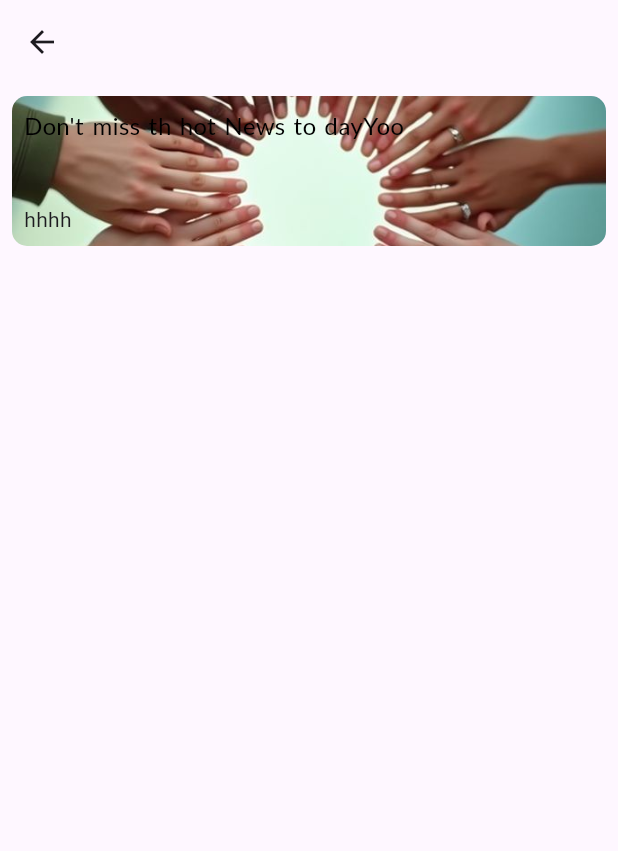
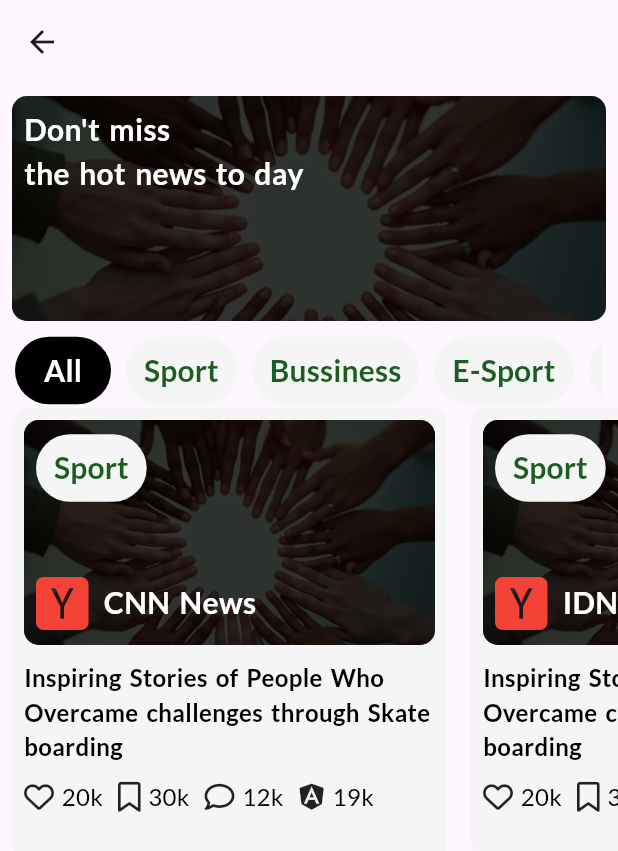
Before and after one commit to TWARIQABDUL/connect_app, a Flutter app: the HomePage screen opened by its route, on a phone screen of 412 x 824 dp. Shown: the top 851 px of the screen. Run offline on Flutter 3.47's test engine with Material 3 defaults, Android fonts, the phone set to English and light mode, and no system bars; our stand-ins replace flutter_form_builder, font_awesome_flutter, get, google_fonts.

Commit message:
[Feature] added Home page and

```diff
--- a/lib/pages/home.dart
+++ b/lib/pages/home.dart
@@ -1,4 +1,6 @@
+import 'package:connect/widgets/categories.dart';
 import 'package:connect/widgets/custom_widget.dart';
+import 'package:connect/widgets/news-preview-container.dart';
 import 'package:flutter/material.dart';
 import 'package:get/get.dart';
 
@@ -8,27 +10,88 @@ class HomePage extends GetView {
   @override
   Widget build(BuildContext context) {
     return Scaffold(
-      appBar: AppBar(
-        actions: [
+      appBar: AppBar(actions: [
 
         ],
       ),
       body: ListView(
         children: [
-              Padding(
+          Padding(
+            padding: const EdgeInsets.all(8.0),
+            child: RoundedBgImage(
+              bgImage: ImageWidget(
+                imagePath: "images/tgth.jpeg",
+                imgHeight: 150,
+              ),
 
-                padding: const EdgeInsets.all(8.0),
-                child: RoundedBgImage(
-                bgImage:  ImageWidget(imagePath: "images/tgth.jpeg",imgHeight: 100,),
-                widgetActions: WidgetActions(
-                  title: CustomText(content: "Don't miss th hot News to day"),
-                  tag: "Yoo",
+              widgetActions: WidgetActions(
+                title: CustomText(
+                  content: "Don't miss \nthe hot news to day",
+                  color: Colors.white,
+
+                  fontSize: 20,
+                  fontWeight: FontWeight.w700,
                 ),
+
+              ),
+            ),
+          ),
+
+          CategoriesList(),
+          SizedBox(
+            height: 300,
+            child: ListView(
+              scrollDirection: Axis.horizontal,
+              padding: const EdgeInsets.symmetric(horizontal: 8),
+              children: const [
+                NewsContainer(
+                  locations: "CNN News",
+                  tags: "Sport",
+                  newsmeta: {
+                    "coment":12,
+                    "likes":20,
+                    "bookmarks":30,
+                    "reach":19
+                    },
                 ),
-              )
-
-            ],
-          )
+                SizedBox(width: 16),
+                NewsContainer(
+                  locations: "IDN News",
+                  tags: "Sport",
+                  newsmeta: {
+                    "coment":12,
+                    "likes":20,
+                    "bookmarks":30,
+                    "reach":19
+                    },
+                ),
+                SizedBox(width: 16),
+                NewsContainer(
+                  locations: "TEST loation",
+                  tags: "Sport",
+                  newsmeta: {
+                    "coment":102,
+                    "likes":200,
+                    "bookmarks":300,
+                    "reach":193
+                    },
+                ),
+                SizedBox(width: 16),
+                NewsContainer(
+                  locations: "Here",
+                  tags: "Sport",
+                  newsmeta: {
+                    "coment":12,
+                    "likes":20,
+                    "bookmarks":30,
+                    "reach":19
+                    },
+                ),
+              ],
+            ),
+          ),
+        ],
+      ),
     );
   }
 }
--- /dev/null
+++ b/lib/widgets/categories.dart
@@ -0,0 +1,54 @@
+import 'package:connect/widgets/custom_widget.dart';
+import 'package:flutter/material.dart';
+import 'package:get/state_manager.dart';
+
+class CategoriesList extends GetView {
+  const CategoriesList({super.key});
+
+  @override
+  Widget build(BuildContext context) {
+    return SizedBox(
+      height: 50,
+      child: Padding(
+        padding: const EdgeInsets.symmetric(horizontal: 10, vertical: 0),
+        child: ListView(
+          scrollDirection: Axis.horizontal,
+
+          children: [
+
+            Row(
+              spacing: 10,
+              children: [
+                CustomButton(
+                  buttonText: "All",
+                  backGroundColor: Colors.black,
+                  color: Colors.white,
+                  ),
+                  CustomButton(
+                  buttonText: "Sport",
+                  backGroundColor: Color(0XFFF5F5F5),
+                  color: Color(0XFF1B5E20),
+                  ),
+                  CustomButton(
+                  buttonText: "Bussiness",
+                  backGroundColor: Color(0XFFF5F5F5),
+                  color: Color(0XFF1B5E20),
+                  ),
+                  CustomButton(
+                  buttonText: "E-Sport",
+                  backGroundColor: Color(0XFFF5F5F5),
+                  color: Color(0XFF1B5E20),
+                  ),
+                  CustomButton(
+                  buttonText: "E-Sport",
+                  backGroundColor: Color(0XFFF5F5F5),
+                  color: Color(0XFF1B5E20),
+                  ),
+              ],
+            ),
+          ],
+        ),
+      ),
+    );
+  }
+}
--- a/lib/widgets/custom_widget.dart
+++ b/lib/widgets/custom_widget.dart
@@ -95,7 +95,7 @@ class CustomButton extends GetView {
   final String buttonText;
   final VoidCallback? action;
   final IconData? icon;
-  final Color? backGroundColor, iconColor,color;
+  final Color? backGroundColor, iconColor, color;
 
   CustomButton({
     required this.buttonText,
@@ -103,18 +103,14 @@ class CustomButton extends GetView {
     this.icon,
     this.backGroundColor,
     this.iconColor,
-    this.color
+    this.color,
   });
   @override
   Widget build(BuildContext context) {
     return Row(
       children: [
-        Expanded(
-
-          child: TextButton(
-
+        TextButton(
           style: TextButton.styleFrom(
-
             backgroundColor: backGroundColor ?? Color(0XFF33691E),
             // foregroundColor: Colors.red
           ),
@@ -126,19 +122,18 @@ class CustomButton extends GetView {
               (icon != null
                   ? CustomIcon(
                       icon: icon,
-                        color: iconColor??Colors.black,
+                      color: iconColor ?? Colors.black,
                       size: 40,
                       iconWeight: 2,
                     )
                   : SizedBox()),
               CustomText(
                 content: buttonText,
-                  color: color??Colors.white,
+                color: color ?? Colors.white,
                 fontSize: 20,
                 fontWeight: FontWeight.w700,
               ),
             ],
-            ),
           ),
         ),
       ],
@@ -157,7 +152,6 @@ class ImageWidget extends StatelessWidget {
   @override
   Widget build(BuildContext context) {
     return SizedBox(
-
       height: imgHeight ?? Get.height,
       width: imgWidth ?? Get.width,
       child: Image.asset(imagePath, fit: BoxFit.cover),
@@ -165,53 +159,46 @@ class ImageWidget extends StatelessWidget {
   }
 }
 
-
 // ############# styled bg image############
 
 class RoundedBgImage extends GetView {
-
   final Widget bgImage;
   final Widget widgetActions;
-  const RoundedBgImage({
-    required this.bgImage,
-    required this.widgetActions
-  });
+  const RoundedBgImage({required this.bgImage, required this.widgetActions});
 
   @override
   Widget build(BuildContext context) {
     return Container(
-      decoration: BoxDecoration(
-        borderRadius: BorderRadius.circular(10)
-      ),
+      decoration: BoxDecoration(borderRadius: BorderRadius.circular(10)),
       clipBehavior: Clip.antiAlias,
+      child: Positioned.fill(
         child: Stack(
           children: [
             bgImage,
-          Positioned(
-            top: 0,bottom: 0,
-            child:
-          Padding(
-            padding: const EdgeInsets.all(8.0),
-            child: widgetActions,
-          ))
+            Positioned(top: 0, bottom: 0, child: widgetActions),
           ],
+        ),
       ),
     );
   }
 }
+
 class WidgetActions extends GetView {
+  final CustomText? title;
+  final String? tags;
+  final BotomInfo? windowsAction;
+  final double? width;
 
-  final CustomText title;
-  final String? tag;
-  final CustomButton? buton;
-  final Widget? icon;
-
-WidgetActions({required this.title, this.buton,this.icon,this.tag});
+  WidgetActions({this.title,  this.tags, this.width, this.windowsAction});
   @override
   Widget build(BuildContext context) {
     return Expanded(
-    flex: 1,
       // height: MediaQuery.of(context).size.height, // Makes it full screen height
+      child: Container(
+        width: Get.width,
+        decoration: BoxDecoration(color: Colors.black.withOpacity(0.8)),
+        child: Padding(
+          padding: const EdgeInsets.all(8.0),
           child: Column(
             crossAxisAlignment: CrossAxisAlignment.start,
 
@@ -220,18 +207,57 @@ WidgetActions({required this.title, this.buton,this.icon,this.tag});
               // top column
               Row(
                 children: [
-            title,
-            (tag == null)? SizedBox():CustomText(content: tag!)
+                  title ?? SizedBox(),
+                  (tags == null) ? SizedBox(): CustomButton(
+                  buttonText:tags!,
+                  backGroundColor: Color(0XFFF5F5F5),
+                  color: Color(0XFF1B5E20),
+                  ),
                 ],
               ),
               // bottom Column
-        Column(
-          children: [
-            Text("hhhh")
+              Column(children: [
+
+                  windowsAction?? SizedBox()
                 ],
-        )
+              ),
             ],
+          ),
+        ),
       ),
     );
   }
 }
+
+class BotomInfo extends GetView {
+  final Widget? buton;
+  final Widget? icon;
+  final Widget? location;
+
+  BotomInfo({this.buton, this.icon,this.location});
+
+  @override
+  Widget build(BuildContext context) {
+    // print("hereis$title");
+    return Row(
+      children: [
+        Row(
+          crossAxisAlignment: CrossAxisAlignment.center,
+          children: [
+            buton ?? SizedBox(),
+            icon ?? SizedBox(),
+            SizedBox(width: 10),
+
+            location??SizedBox()
+            // CustomText(
+            //   content: "hello",
+            //   color: Colors.white,
+            //   fontWeight: FontWeight.w700,
+            //   fontSize: 20,
+            // ),
+          ],
+        ),
+      ],
+    );
+  }
+}
--- /dev/null
+++ b/lib/widgets/news-preview-container.dart
@@ -0,0 +1,128 @@
+import 'package:connect/widgets/custom_widget.dart';
+import 'package:flutter/material.dart';
+import 'package:font_awesome_flutter/font_awesome_flutter.dart';
+import 'package:get/state_manager.dart';
+
+class NewsContainer extends GetView {
+  final String locations;
+  final String? tags;
+  final Map<String,dynamic> newsmeta;
+
+  const NewsContainer({required this.locations, this.tags,required this.newsmeta});
+
+  @override
+  Widget build(BuildContext context) {
+    print("coments$newsmeta");
+    return SizedBox(
+      width: 290,
+      // height: 40,
+
+      child: Container(
+        height: 500,
+        decoration: BoxDecoration(
+          color: Color(0XFFF5F5F5),
+          borderRadius: BorderRadius.circular(10),
+
+          ),
+        child: Padding(
+          padding: const EdgeInsets.all(8.0),
+          child: Column(
+            children: [
+              Column(
+                    children: [
+                      RoundedBgImage(
+                        bgImage: ImageWidget(
+                          imagePath: "images/tgth.jpeg",
+                          imgHeight: 150,
+                          // imgHeight: 50,
+                          // imgWidth: 70,
+                        ),
+                        widgetActions: WidgetActions(
+
+                          windowsAction: BotomInfo(
+                            icon: FaIcon(
+                              FontAwesomeIcons.squareHackerNews,
+                              color: Colors.red,
+                              size: 40,
+
+                            ),
+
+                            location: CustomText(
+                              content: locations,
+                              color: Colors.white,
+                              fontSize: 20,
+                              fontWeight: FontWeight.w700,
+                              ),
+                          ),
+                          tags: tags,
+                        ),
+                      ),
+                      SizedBox(height: 10,),
+                      CustomText(
+                         content: "Inspiring Stories of People Who Overcame challenges through Skate boarding",
+                         fontWeight: FontWeight.w700,
+                      ),
+                      SizedBox(height: 10,),
+
+                      Row(
+                        spacing: 10,
+                        children: [
+                          Row(
+                            children: [
+                              FaIcon(
+                                FontAwesomeIcons.heart,
+                                size: 20,
+                                ),
+                              SizedBox(width: 5,),
+                              CustomText(content: "${newsmeta['likes']}k")
+
+                            ],
+                          ),
+                          Row(
+                            children: [
+                              FaIcon(
+                                FontAwesomeIcons.bookmark,
+                                size: 20,
+                                ),
+                              SizedBox(width: 5,),
+                              CustomText(content: "${newsmeta['bookmarks']}k")
+
+                            ],
+                          ),
+                          Row(
+                            children: [
+                              FaIcon(
+                                FontAwesomeIcons.comment,
+                                size: 20,
+                                ),
+                              SizedBox(width: 5,),
+                              CustomText(content: "${newsmeta['coment']}k")
+
+                            ],
+                          ),
+                          Row(
+                            children: [
+                              FaIcon(
+                                FontAwesomeIcons.angular,
+                                size: 20,
+                                ),
+                              SizedBox(width: 5,),
+                              CustomText(content: "${newsmeta['reach']}k")
+
+                            ],
+                          ),
+
+
+                        ],
+                      )
+                    ],
+                  ),
+
+
+            ],
+          ),
+        ),
+      ),
+    );
+  }
+}
```
Lines whose indentation alone changed are shown as unchanged.
